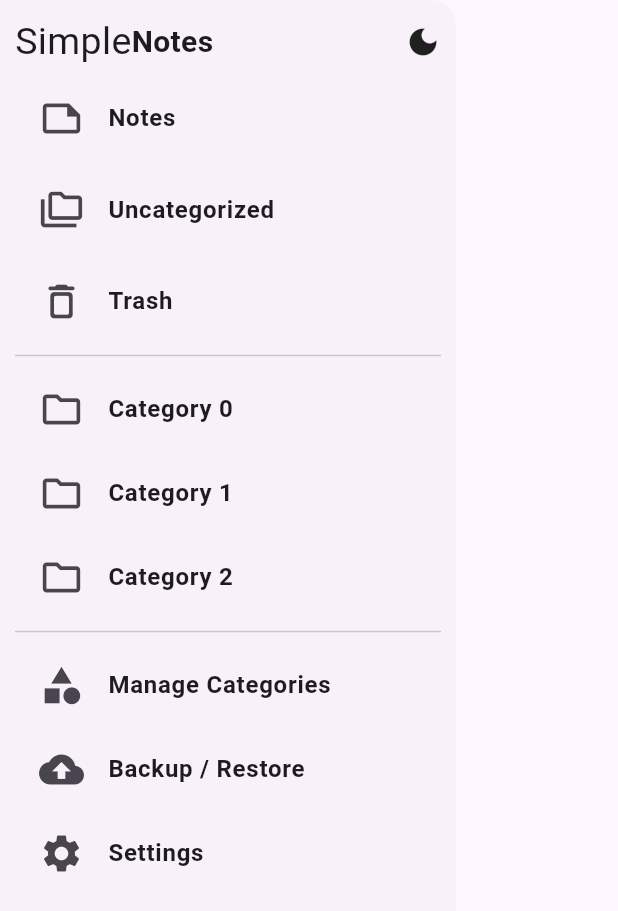
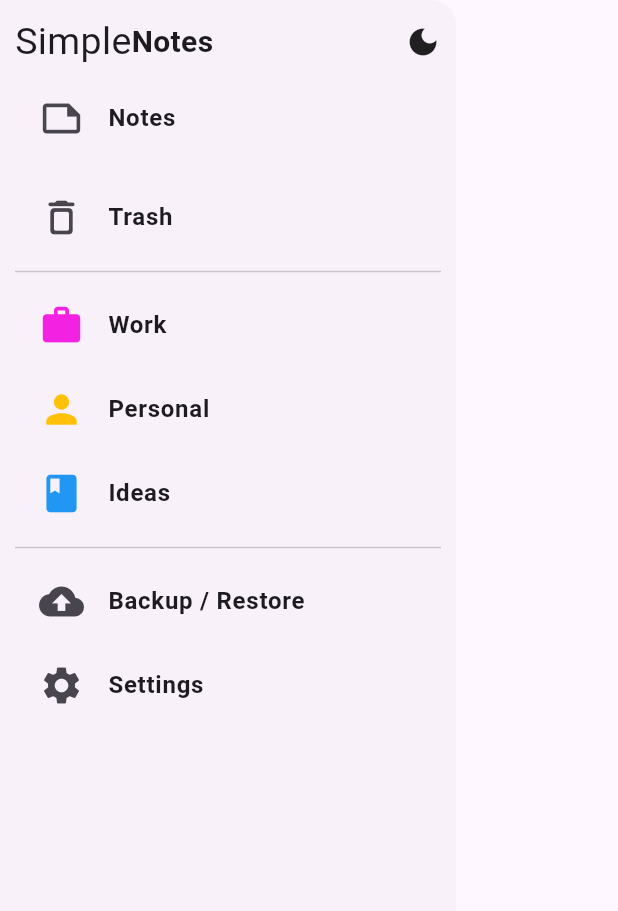
Before and after one commit to obaid993/Notepad-flutter-app, a Flutter app: the CustomDrawer widget shown alone on an empty page, opened directly, on a phone screen of 412 x 824 dp. Shown: the top 911 px of the screen. Run offline on Flutter 3.47's test engine with Material 3 defaults, Android fonts, the phone set to English and light mode, and no system bars; our stand-ins replace hive, hive_flutter; accounts and stored records are empty.

Commit message:
adding categories to drawer

```diff
--- a/lib/provider/dark-mode-provider.dart
+++ b/lib/provider/dark-mode-provider.dart
@@ -1,4 +1,4 @@
-// ignore_for_file: file_names
+// ignore_for_file: file_names, prefer_final_fields
 
 import 'package:flutter/material.dart';
 
--- a/lib/widgets/custom_drawer.dart
+++ b/lib/widgets/custom_drawer.dart
@@ -50,16 +50,6 @@ class CustomDrawer extends StatelessWidget {
                 SizedBox(
                   height: 5,
                 ),
-                ListTile(
-                  leading: const Icon(
-                    Icons.folder_copy_outlined,
-                    size: 30,
-                  ),
-                  title: Text("Uncategorized",
-                      style: TextStyle(
-                        fontWeight: FontWeight.bold,
-                      )),
-                ),
                 SizedBox(height: 5),
                 ListTile(
                   leading: const Icon(
@@ -72,18 +62,51 @@ class CustomDrawer extends StatelessWidget {
                       )),
                 ),
                 Divider(),
-                CategoryList(),
-                Divider(),
+                // CategoryList(),
                 ListTile(
                   leading: const Icon(
-                    Icons.category,
+                    Icons.work,
+                    color : const Color.fromARGB(255, 243, 33, 226),
                     size: 30,
                   ),
-                  title: Text("Manage Categories",
+                  title: Text("Work",
                       style: TextStyle(
                         fontWeight: FontWeight.bold,
                       )),
                 ),
+                ListTile(
+                  leading: const Icon(
+                    Icons.person,
+                    color : Colors.amber,
+                    size: 30,
+                  ),
+                  title: Text("Personal",
+                      style: TextStyle(
+                        fontWeight: FontWeight.bold,
+                      )),
+                ),
+                ListTile(
+                  leading: const Icon(
+                    Icons.book,
+                    color : Colors.blue,
+                    size: 30,
+                  ),
+                  title: Text("Ideas",
+                      style: TextStyle(
+                        fontWeight: FontWeight.bold,
+                      )),
+                ),
+                Divider(),
+                // ListTile(
+                //   leading: const Icon(
+                //     Icons.category,
+                //     size: 30,
+                //   ),
+                //   title: Text("Manage Categories",
+                //       style: TextStyle(
+                //         fontWeight: FontWeight.bold,
+                //       )),
+                // ),
                 ListTile(
                   leading: const Icon(
                     Icons.backup,
```
